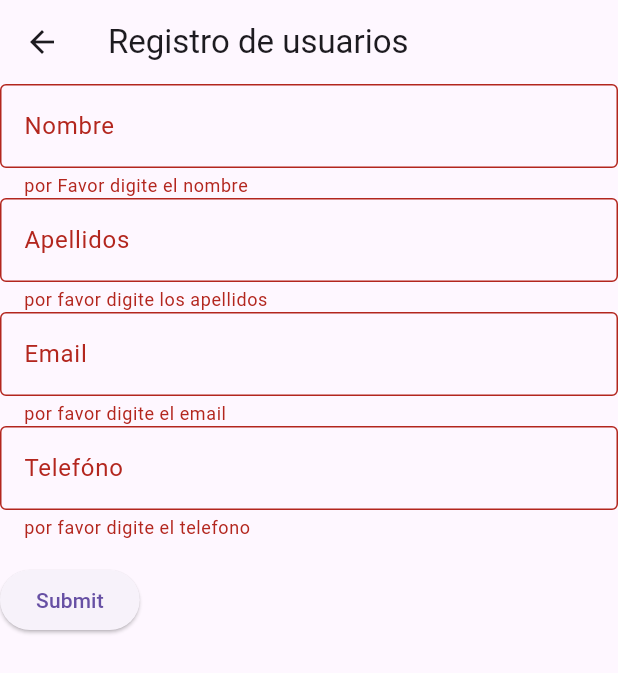
After one commit to SergioCastilloGarcia/vets-UO276436-flutter-app, a Flutter app: the UserSignUpForm screen opened directly, after a tap on "Submit", on a phone screen of 412 x 824 dp. The commit adds this screen. Shown: the top 673 px of the screen. Run offline on Flutter 3.47's test engine with Material 3 defaults, Android fonts, the phone set to English and light mode, and no system bars.

Commit message:
vets- UO276436-flutter-03-Creando registro de usuarios

```diff
--- a/vets_uo276436_flutter_app/lib/pages/home_page.dart
+++ b/vets_uo276436_flutter_app/lib/pages/home_page.dart
@@ -1,5 +1,6 @@
 import 'package:flutter/material.dart';
 import 'package:vets_uo276436_flutter_app/src/user.dart';
+import 'package:vets_uo276436_flutter_app/pages/user_signup_form.dart';
 
 class HomePage extends StatefulWidget {
   //final String _title;
@@ -39,6 +40,14 @@
           );
         },
       ),
+      floatingActionButton: FloatingActionButton(
+        onPressed: () => {
+          Navigator.push(context,
+              MaterialPageRoute(builder: (context) => const UserSignUpForm())),
+        },
+        tooltip: "Registrar usuario",
+        child: const Icon(Icons.add),
+      ),
     );
   }
 }
--- /dev/null
+++ b/vets_uo276436_flutter_app/lib/pages/user_signup_form.dart
@@ -0,0 +1,96 @@
+import 'package:flutter/material.dart';
+
+// Create a Form widget.
+class UserSignUpForm extends StatefulWidget {
+  const UserSignUpForm({super.key});
+  @override
+  UserSignUpFormState createState() => UserSignUpFormState();
+}
+
+class UserSignUpFormState extends State<UserSignUpForm> {
+  final _formKey = GlobalKey<FormState>();
+  @override
+  Widget build(BuildContext context) {
+    return Scaffold(
+        appBar: AppBar(
+          title: const Text("Registro de usuarios"),
+        ),
+        body: Form(
+          key: _formKey,
+          child: Column(
+            crossAxisAlignment: CrossAxisAlignment.start,
+            children: [
+              TextFormField(
+                decoration: const InputDecoration(
+                  labelText: 'Nombre',
+                  hintText: 'Introduce tu nombre',
+                  border: OutlineInputBorder(),
+                ),
+// The validator receives the text that the user has entered.
+                validator: (value) {
+                  if (value == null || value.isEmpty) {
+                    return 'por Favor digite el nombre';
+                  }
+                  return null;
+                },
+              ),
+              TextFormField(
+                decoration: const InputDecoration(
+                  labelText: 'Apellidos',
+                  hintText: 'Introduce tus apellidos',
+                  border: OutlineInputBorder(),
+                ),
+                validator: (value) {
+                  if (value == null || value.isEmpty) {
+                    return 'por favor digite los apellidos';
+                  }
+                  return null;
+                },
+              ),
+              TextFormField(
+                decoration: const InputDecoration(
+                  labelText: 'Email',
+                  hintText: 'Introduce tu email',
+                  border: OutlineInputBorder(),
+                ),
+                validator: (value) {
+                  if (value == null || value.isEmpty) {
+                    return 'por favor digite el email';
+                  }
+                  return null;
+                },
+              ),
+              TextFormField(
+                decoration: const InputDecoration(
+                  labelText: 'Telefóno',
+                  hintText: 'Introduce tu email',
+                  border: OutlineInputBorder(),
+                ),
+                validator: (value) {
+                  if (value == null || value.isEmpty) {
+                    return 'por favor digite el telefono ';
+                  }
+                  return null;
+                },
+              ),
+              Padding(
+                padding: const EdgeInsets.symmetric(vertical: 16.0),
+                child: ElevatedButton(
+                  onPressed: () {
+// Validate returns true if the form is valid, or false otherwise.
+                    if (_formKey.currentState!.validate()) {
+// If the form is valid, display a snackbar. In the real world,
+// you'd often call a server or save the information in a database.
+                      ScaffoldMessenger.of(context).showSnackBar(
+                        const SnackBar(content: Text('Processing Data')),
+                      );
+                    }
+                  },
+                  child: const Text('Submit'),
+                ),
+              ),
+            ],
+          ),
+        ));
+  }
+}
```
